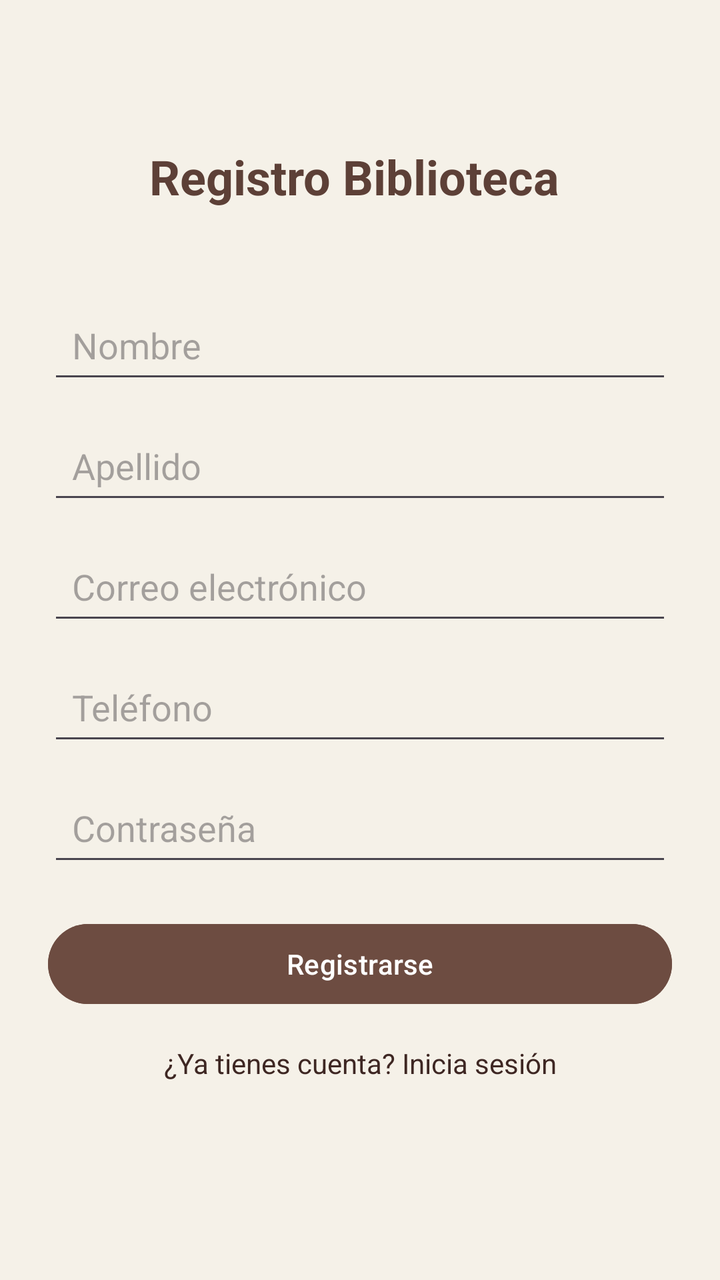
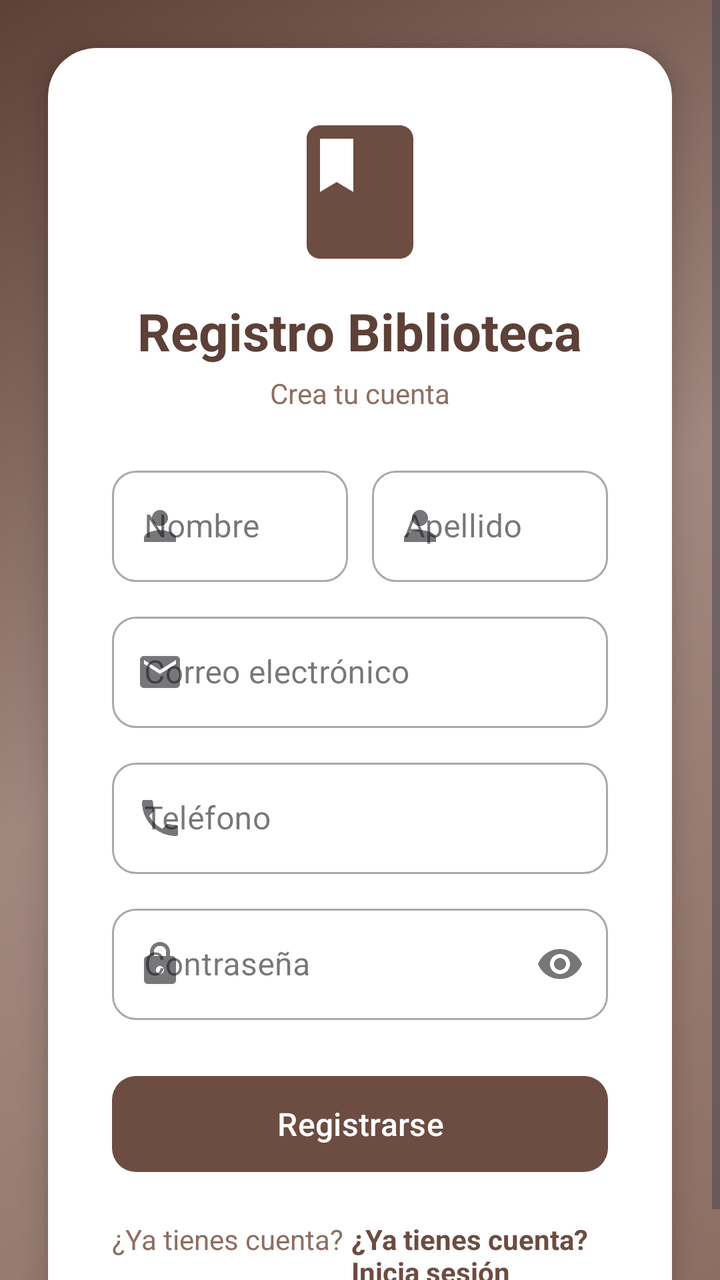

Compare the two renders of this Android layout. The source of the first and the diff that turns it into the second are given below.
<!-- AndroidManifest.xml: application theme Theme.Kotlinlibreria -->
<!-- res/layout/activity_registro.xml -->
<?xml version="1.0" encoding="utf-8"?>
<androidx.constraintlayout.widget.ConstraintLayout
    xmlns:android="http://schemas.android.com/apk/res/android"
    xmlns:app="http://schemas.android.com/apk/res-auto"
    xmlns:tools="http://schemas.android.com/tools"
    android:layout_width="match_parent"
    android:layout_height="match_parent"
    android:background="#F5F1E8"
    android:padding="24dp"
    tools:context=".RegistroActivity">



    

    
    <TextView
        android:id="@+id/tvTitle"
        android:layout_width="wrap_content"
        android:layout_height="wrap_content"
        android:layout_marginTop="48dp"
        android:text="@string/txtregistrobiblioteca"
        android:textColor="#5D4037"
        android:textSize="24sp"
        android:textStyle="bold"
        app:layout_constraintEnd_toEndOf="parent"
        app:layout_constraintHorizontal_bias="0.474"
        app:layout_constraintStart_toStartOf="parent"
        app:layout_constraintTop_toTopOf="parent" />

    <EditText
        android:id="@+id/etNombre"
        android:layout_width="0dp"
        android:layout_height="wrap_content"
        android:layout_marginTop="44dp"
        android:hint="@string/textnombreregistro"
        android:inputType="textPersonName"
        android:padding="12dp"
        app:layout_constraintEnd_toEndOf="parent"
        app:layout_constraintHorizontal_bias="1.0"
        app:layout_constraintStart_toStartOf="parent"
        app:layout_constraintTop_toBottomOf="@id/tvTitle" />

    <EditText
        android:id="@+id/etApellido"
        android:layout_width="0dp"
        android:layout_height="wrap_content"
        android:hint="@string/textapellidoregistro"
        android:padding="12dp"
        android:inputType="textPersonName"
        app:layout_constraintTop_toBottomOf="@id/etNombre"
        app:layout_constraintStart_toStartOf="parent"
        app:layout_constraintEnd_toEndOf="parent"
        android:layout_marginTop="12dp"/>

    
    <EditText
        android:id="@+id/etEmail"
        android:layout_width="0dp"
        android:layout_height="wrap_content"
        android:hint="@string/textcorreoregistro"
        android:padding="12dp"
        android:inputType="textEmailAddress"
        app:layout_constraintTop_toBottomOf="@id/etApellido"
        app:layout_constraintStart_toStartOf="parent"
        app:layout_constraintEnd_toEndOf="parent"
        android:layout_marginTop="12dp"/>

    
    <EditText
        android:id="@+id/etTelefono"
        android:layout_width="0dp"
        android:layout_height="wrap_content"
        android:hint="@string/texttelefonoregistro"
        android:padding="12dp"
        android:inputType="phone"
        app:layout_constraintTop_toBottomOf="@id/etEmail"
        app:layout_constraintStart_toStartOf="parent"
        app:layout_constraintEnd_toEndOf="parent"
        android:layout_marginTop="12dp"/>

    
    <EditText
        android:id="@+id/etPassword"
        android:layout_width="0dp"
        android:layout_height="wrap_content"
        android:hint="@string/textcontrasenaregistro"
        android:padding="12dp"
        android:inputType="textPassword"
        app:layout_constraintTop_toBottomOf="@id/etTelefono"
        app:layout_constraintStart_toStartOf="parent"
        app:layout_constraintEnd_toEndOf="parent"
        android:layout_marginTop="12dp"/>

    
    <Button
        android:id="@+id/btnRegistrar"
        android:layout_width="0dp"
        android:layout_height="wrap_content"
        android:text="@string/textregistrarr"
        android:textColor="#FFFFFF"
        android:backgroundTint="#6D4C41"
        app:layout_constraintTop_toBottomOf="@id/etPassword"
        app:layout_constraintStart_toStartOf="parent"
        app:layout_constraintEnd_toEndOf="parent"
        android:layout_marginTop="20dp"/>

    
    <TextView
        android:id="@+id/tvLogin"
        android:layout_width="wrap_content"
        android:layout_height="wrap_content"
        android:text="@string/textirlogin"
        android:textColor="#3E2723"
        android:textSize="14sp"
        app:layout_constraintTop_toBottomOf="@id/btnRegistrar"
        app:layout_constraintStart_toStartOf="parent"
        app:layout_constraintEnd_toEndOf="parent"
        android:layout_marginTop="16dp"/>

</androidx.constraintlayout.widget.ConstraintLayout>
<!-- resources referenced by this layout -->
<resources>
  <string name="textapellidoregistro">Apellido</string>
  <string name="textcontrasenaregistro">Contraseña</string>
  <string name="textcorreoregistro">Correo electrónico</string>
  <string name="textirlogin">¿Ya tienes cuenta? Inicia sesión</string>
  <string name="textnombreregistro">Nombre</string>
  <string name="textregistrarr">Registrarse</string>
  <string name="texttelefonoregistro">Teléfono</string>
  <string name="txtregistrobiblioteca">Registro Biblioteca</string>
  <style name="Theme.Kotlinlibreria" parent="Base.Theme.Kotlinlibreria" />
  <style name="Base.Theme.Kotlinlibreria" parent="Theme.Material3.DayNight.NoActionBar">
          
          
      </style>
</resources>

<!-- the commit's change to res/layout/activity_registro.xml (unified diff, before → after) -->
@@ -3,119 +3,214 @@
     xmlns:android="http://schemas.android.com/apk/res/android"
     xmlns:app="http://schemas.android.com/apk/res-auto"
     xmlns:tools="http://schemas.android.com/tools"
+    android:id="@+id/main"
     android:layout_width="match_parent"
     android:layout_height="match_parent"
-    android:background="#F5F1E8"
-    android:padding="24dp"
+    android:background="@drawable/bg_gradient"
     tools:context=".RegistroActivity">
 
-
-
-    
-
-    
-    <TextView
-        android:id="@+id/tvTitle"
-        android:layout_width="wrap_content"
-        android:layout_height="wrap_content"
-        android:layout_marginTop="48dp"
-        android:text="@string/txtregistrobiblioteca"
-        android:textColor="#5D4037"
-        android:textSize="24sp"
-        android:textStyle="bold"
-        app:layout_constraintEnd_toEndOf="parent"
-        app:layout_constraintHorizontal_bias="0.474"
-        app:layout_constraintStart_toStartOf="parent"
-        app:layout_constraintTop_toTopOf="parent" />
-
-    <EditText
-        android:id="@+id/etNombre"
-        android:layout_width="0dp"
-        android:layout_height="wrap_content"
-        android:layout_marginTop="44dp"
-        android:hint="@string/textnombreregistro"
-        android:inputType="textPersonName"
-        android:padding="12dp"
-        app:layout_constraintEnd_toEndOf="parent"
-        app:layout_constraintHorizontal_bias="1.0"
-        app:layout_constraintStart_toStartOf="parent"
-        app:layout_constraintTop_toBottomOf="@id/tvTitle" />
-
-    <EditText
-        android:id="@+id/etApellido"
-        android:layout_width="0dp"
-        android:layout_height="wrap_content"
-        android:hint="@string/textapellidoregistro"
-        android:padding="12dp"
-        android:inputType="textPersonName"
-        app:layout_constraintTop_toBottomOf="@id/etNombre"
-        app:layout_constraintStart_toStartOf="parent"
-        app:layout_constraintEnd_toEndOf="parent"
-        android:layout_marginTop="12dp"/>
-
-    
-    <EditText
-        android:id="@+id/etEmail"
-        android:layout_width="0dp"
-        android:layout_height="wrap_content"
-        android:hint="@string/textcorreoregistro"
-        android:padding="12dp"
-        android:inputType="textEmailAddress"
-        app:layout_constraintTop_toBottomOf="@id/etApellido"
-        app:layout_constraintStart_toStartOf="parent"
-        app:layout_constraintEnd_toEndOf="parent"
-        android:layout_marginTop="12dp"/>
-
-    
-    <EditText
-        android:id="@+id/etTelefono"
-        android:layout_width="0dp"
-        android:layout_height="wrap_content"
-        android:hint="@string/texttelefonoregistro"
-        android:padding="12dp"
-        android:inputType="phone"
-        app:layout_constraintTop_toBottomOf="@id/etEmail"
-        app:layout_constraintStart_toStartOf="parent"
-        app:layout_constraintEnd_toEndOf="parent"
-        android:layout_marginTop="12dp"/>
-
-    
-    <EditText
-        android:id="@+id/etPassword"
-        android:layout_width="0dp"
-        android:layout_height="wrap_content"
-        android:hint="@string/textcontrasenaregistro"
-        android:padding="12dp"
-        android:inputType="textPassword"
-        app:layout_constraintTop_toBottomOf="@id/etTelefono"
-        app:layout_constraintStart_toStartOf="parent"
-        app:layout_constraintEnd_toEndOf="parent"
-        android:layout_marginTop="12dp"/>
-
-    
-    <Button
-        android:id="@+id/btnRegistrar"
-        android:layout_width="0dp"
-        android:layout_height="wrap_content"
-        android:text="@string/textregistrarr"
-        android:textColor="#FFFFFF"
-        android:backgroundTint="#6D4C41"
-        app:layout_constraintTop_toBottomOf="@id/etPassword"
-        app:layout_constraintStart_toStartOf="parent"
-        app:layout_constraintEnd_toEndOf="parent"
-        android:layout_marginTop="20dp"/>
-
-    
-    <TextView
-        android:id="@+id/tvLogin"
-        android:layout_width="wrap_content"
-        android:layout_height="wrap_content"
-        android:text="@string/textirlogin"
-        android:textColor="#3E2723"
-        android:textSize="14sp"
-        app:layout_constraintTop_toBottomOf="@id/btnRegistrar"
-        app:layout_constraintStart_toStartOf="parent"
-        app:layout_constraintEnd_toEndOf="parent"
-        android:layout_marginTop="16dp"/>
+    <ScrollView
+        android:layout_width="match_parent"
+        android:layout_height="match_parent"
+        android:fillViewport="true">
+
+        <androidx.cardview.widget.CardView
+            android:layout_width="match_parent"
+            android:layout_height="wrap_content"
+            android:layout_margin="24dp"
+            app:cardCornerRadius="24dp"
+            app:cardElevation="8dp"
+            app:cardBackgroundColor="@color/white"
+            app:layout_constraintTop_toTopOf="parent"
+            app:layout_constraintBottom_toBottomOf="parent"
+            app:layout_constraintStart_toStartOf="parent"
+            app:layout_constraintEnd_toEndOf="parent">
+
+            <LinearLayout
+                android:layout_width="match_parent"
+                android:layout_height="wrap_content"
+                android:orientation="vertical"
+                android:padding="32dp"
+                android:gravity="center">
+
+                <ImageView
+                    android:layout_width="80dp"
+                    android:layout_height="80dp"
+                    android:src="@drawable/ic_book"
+                    android:contentDescription="logo"
+                    app:tint="#6D4C41"/>
+
+                <TextView
+                    android:id="@+id/tvTitle"
+                    android:layout_width="wrap_content"
+                    android:layout_height="wrap_content"
+                    android:text="@string/txtregistrobiblioteca"
+                    android:textSize="26sp"
+                    android:textStyle="bold"
+                    android:textColor="#5D4037"
+                    android:layout_marginTop="12dp"/>
+
+                <TextView
+                    android:layout_width="wrap_content"
+                    android:layout_height="wrap_content"
+                    android:text="Crea tu cuenta"
+                    android:textSize="14sp"
+                    android:textColor="#8D6E63"
+                    android:layout_marginTop="4dp"/>
+
+                <LinearLayout
+                    android:layout_width="match_parent"
+                    android:layout_height="wrap_content"
+                    android:orientation="horizontal"
+                    android:layout_marginTop="24dp">
+
+                    <com.google.android.material.textfield.TextInputLayout
+                        android:layout_width="0dp"
+                        android:layout_height="wrap_content"
+                        android:layout_weight="1"
+                        style="@style/Widget.MaterialComponents.TextInputLayout.OutlinedBox"
+                        app:boxCornerRadiusBottomEnd="12dp"
+                        app:boxCornerRadiusBottomStart="12dp"
+                        app:boxCornerRadiusTopEnd="12dp"
+                        app:boxCornerRadiusTopStart="12dp"
+                        app:startIconDrawable="@drawable/ic_person">
+
+                        <com.google.android.material.textfield.TextInputEditText
+                            android:id="@+id/etNombre"
+                            android:layout_width="match_parent"
+                            android:layout_height="wrap_content"
+                            android:hint="@string/textnombreregistro"
+                            android:inputType="textPersonName"/>
+
+                    </com.google.android.material.textfield.TextInputLayout>
+
+                    <Space
+                        android:layout_width="12dp"
+                        android:layout_height="wrap_content"/>
+
+                    <com.google.android.material.textfield.TextInputLayout
+                        android:layout_width="0dp"
+                        android:layout_height="wrap_content"
+                        android:layout_weight="1"
+                        style="@style/Widget.MaterialComponents.TextInputLayout.OutlinedBox"
+                        app:boxCornerRadiusBottomEnd="12dp"
+                        app:boxCornerRadiusBottomStart="12dp"
+                        app:boxCornerRadiusTopEnd="12dp"
+                        app:boxCornerRadiusTopStart="12dp"
+                        app:startIconDrawable="@drawable/ic_person">
+
+                        <com.google.android.material.textfield.TextInputEditText
+                            android:id="@+id/etApellido"
+                            android:layout_width="match_parent"
+                            android:layout_height="wrap_content"
+                            android:hint="@string/textapellidoregistro"
+                            android:inputType="textPersonName"/>
+
+                    </com.google.android.material.textfield.TextInputLayout>
+
+                </LinearLayout>
+
+                <com.google.android.material.textfield.TextInputLayout
+                    android:layout_width="match_parent"
+                    android:layout_height="wrap_content"
+                    android:layout_marginTop="12dp"
+                    style="@style/Widget.MaterialComponents.TextInputLayout.OutlinedBox"
+                    app:boxCornerRadiusBottomEnd="12dp"
+                    app:boxCornerRadiusBottomStart="12dp"
+                    app:boxCornerRadiusTopEnd="12dp"
+                    app:boxCornerRadiusTopStart="12dp"
+                    app:startIconDrawable="@drawable/ic_email">
+
+                    <com.google.android.material.textfield.TextInputEditText
+                        android:id="@+id/etEmail"
+                        android:layout_width="match_parent"
+                        android:layout_height="wrap_content"
+                        android:hint="@string/textcorreoregistro"
+                        android:inputType="textEmailAddress"/>
+
+                </com.google.android.material.textfield.TextInputLayout>
+
+                <com.google.android.material.textfield.TextInputLayout
+                    android:layout_width="match_parent"
+                    android:layout_height="wrap_content"
+                    android:layout_marginTop="12dp"
+                    style="@style/Widget.MaterialComponents.TextInputLayout.OutlinedBox"
+                    app:boxCornerRadiusBottomEnd="12dp"
+                    app:boxCornerRadiusBottomStart="12dp"
+                    app:boxCornerRadiusTopEnd="12dp"
+                    app:boxCornerRadiusTopStart="12dp"
+                    app:startIconDrawable="@drawable/ic_phone">
+
+                    <com.google.android.material.textfield.TextInputEditText
+                        android:id="@+id/etTelefono"
+                        android:layout_width="match_parent"
+                        android:layout_height="wrap_content"
+                        android:hint="@string/texttelefonoregistro"
+                        android:inputType="phone"/>
+
+                </com.google.android.material.textfield.TextInputLayout>
+
+                <com.google.android.material.textfield.TextInputLayout
+                    android:layout_width="match_parent"
+                    android:layout_height="wrap_content"
+                    android:layout_marginTop="12dp"
+                    style="@style/Widget.MaterialComponents.TextInputLayout.OutlinedBox"
+                    app:boxCornerRadiusBottomEnd="12dp"
+                    app:boxCornerRadiusBottomStart="12dp"
+                    app:boxCornerRadiusTopEnd="12dp"
+                    app:boxCornerRadiusTopStart="12dp"
+                    app:startIconDrawable="@drawable/ic_lock"
+                    app:endIconMode="password_toggle">
+
+                    <com.google.android.material.textfield.TextInputEditText
+                        android:id="@+id/etPassword"
+                        android:layout_width="match_parent"
+                        android:layout_height="wrap_content"
+                        android:hint="@string/textcontrasenaregistro"
+                        android:inputType="textPassword"/>
+
+                </com.google.android.material.textfield.TextInputLayout>
+
+                <com.google.android.material.button.MaterialButton
+                    android:id="@+id/btnRegistrar"
+                    android:layout_width="match_parent"
+                    android:layout_height="56dp"
+                    android:text="@string/textregistrarr"
+                    android:textSize="16sp"
+                    android:textAllCaps="false"
+                    app:cornerRadius="12dp"
+                    app:backgroundTint="#6D4C41"
+                    android:layout_marginTop="24dp"/>
+
+                <LinearLayout
+                    android:layout_width="wrap_content"
+                    android:layout_height="wrap_content"
+                    android:orientation="horizontal"
+                    android:layout_marginTop="20dp">
+
+                    <TextView
+                        android:layout_width="wrap_content"
+                        android:layout_height="wrap_content"
+                        android:text="¿Ya tienes cuenta?"
+                        android:textColor="#8D6E63"
+                        android:textSize="14sp"/>
+
+                    <TextView
+                        android:id="@+id/tvLogin"
+                        android:layout_width="wrap_content"
+                        android:layout_height="wrap_content"
+                        android:text="@string/textirlogin"
+                        android:textColor="#6D4C41"
+                        android:textSize="14sp"
+                        android:textStyle="bold"
+                        android:layout_marginStart="4dp"/>
+
+                </LinearLayout>
+
+            </LinearLayout>
+
+        </androidx.cardview.widget.CardView>
+
+    </ScrollView>
 
 </androidx.constraintlayout.widget.ConstraintLayout>
<!-- resource entries referenced after the edit -->
@@ -1,5 +1,70 @@
 <!-- resources referenced by this layout -->
 <resources>
+  <color name="white">#FFFFFFFF</color>
+  <!-- drawable bg_gradient (drawable) -->
+  <?xml version="1.0" encoding="utf-8"?>
+  <shape xmlns:android="http://schemas.android.com/apk/res/android">
+      <gradient
+          android:angle="135"
+          android:startColor="#8D6E63"
+          android:centerColor="#A1887F"
+          android:endColor="#5D4037"
+          android:type="linear"/>
+  </shape>
+  <!-- drawable ic_book (drawable) -->
+  <vector xmlns:android="http://schemas.android.com/apk/res/android"
+      android:width="24dp"
+      android:height="24dp"
+      android:viewportWidth="24"
+      android:viewportHeight="24">
+      <path
+          android:fillColor="#5D4037"
+          android:pathData="M18,2H6c-1.1,0 -2,0.9 -2,2v16c0,1.1 0.9,2 2,2h12c1.1,0 2,-0.9 2,-2V4c0,-1.1 -0.9,-2 -2,-2zM6,4h5v8l-2.5,-1.5L6,12V4z"/>
+  </vector>
+  <!-- drawable ic_email (drawable) -->
+  <?xml version="1.0" encoding="utf-8"?>
+  <vector xmlns:android="http://schemas.android.com/apk/res/android"
+      android:width="24dp"
+      android:height="24dp"
+      android:viewportWidth="24"
+      android:viewportHeight="24">
+      <path
+          android:fillColor="#6D4C41"
+          android:pathData="M20,4H4C2.9,4 2.01,4.9 2.01,6L2,18c0,1.1 0.9,2 2,2h16c1.1,0 2,-0.9 2,-2V6C22,4.9 21.1,4 20,4zM20,8l-8,5l-8,-5V6l8,5l8,-5V8z"/>
+  </vector>
+  <!-- drawable ic_lock (drawable) -->
+  <?xml version="1.0" encoding="utf-8"?>
+  <vector xmlns:android="http://schemas.android.com/apk/res/android"
+      android:width="24dp"
+      android:height="24dp"
+      android:viewportWidth="24"
+      android:viewportHeight="24">
+      <path
+          android:fillColor="#6D4C41"
+          android:pathData="M18,8h-1V6c0,-2.76 -2.24,-5 -5,-5S7,3.24 7,6v2H6c-1.1,0 -2,0.9 -2,2v10c0,1.1 0.9,2 2,2h12c1.1,0 2,-0.9 2,-2V10C20,8.9 19.1,8 18,8zM12,17c-1.1,0 -2,-0.9 -2,-2s0.9,-2 2,-2s2,0.9 2,2S13.1,17 12,17zM15.1,8H8.9V6c0,-1.71 1.39,-3.1 3.1,-3.1c1.71,0 3.1,1.39 3.1,3.1V8z"/>
+  </vector>
+  <!-- drawable ic_person (drawable) -->
+  <?xml version="1.0" encoding="utf-8"?>
+  <vector xmlns:android="http://schemas.android.com/apk/res/android"
+      android:width="24dp"
+      android:height="24dp"
+      android:viewportWidth="24"
+      android:viewportHeight="24">
+      <path
+          android:fillColor="#6D4C41"
+          android:pathData="M12,12c2.21,0 4,-1.79 4,-4s-1.79,-4 -4,-4s-4,1.79 -4,4S9.79,12 12,12zM12,14c-2.67,0 -8,1.34 -8,4v2h16v-2C20,15.34 14.67,14 12,14z"/>
+  </vector>
+  <!-- drawable ic_phone (drawable) -->
+  <?xml version="1.0" encoding="utf-8"?>
+  <vector xmlns:android="http://schemas.android.com/apk/res/android"
+      android:width="24dp"
+      android:height="24dp"
+      android:viewportWidth="24"
+      android:viewportHeight="24">
+      <path
+          android:fillColor="#6D4C41"
+          android:pathData="M6.62,10.79c1.44,2.83 3.76,5.14 6.59,6.59l2.2,-2.2c0.27,-0.27 0.67,-0.36 1.02,-0.24 1.12,0.37 2.33,0.57 3.57,0.57 0.55,0 1,0.45 1,1V20c0,0.55 -0.45,1 -1,1 -9.39,0 -17,-7.61 -17,-17 0,-0.55 0.45,-1 1,-1h3.5c0.55,0 1,0.45 1,1 0,1.25 0.2,2.45 0.57,3.57 0.11,0.35 0.03,0.74 -0.25,1.02l-2.2,2.2z"/>
+  </vector>
   <string name="textapellidoregistro">Apellido</string>
   <string name="textcontrasenaregistro">Contraseña</string>
   <string name="textcorreoregistro">Correo electrónico</string>
